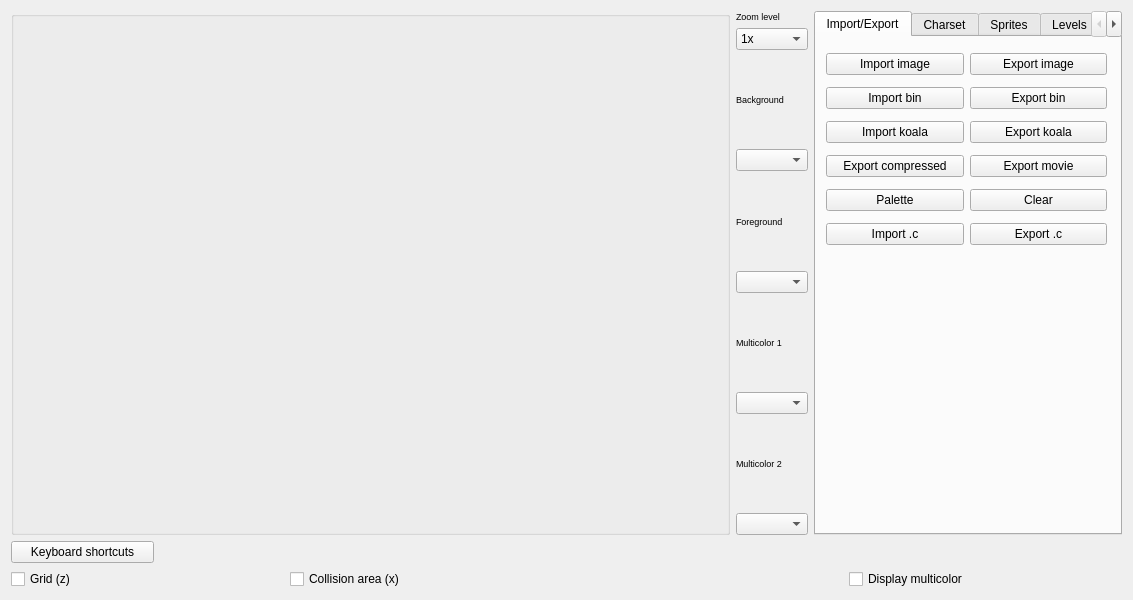
Old version of the form source/trsedocuments/formimageeditor.ui in the repository leuat/TRSE.
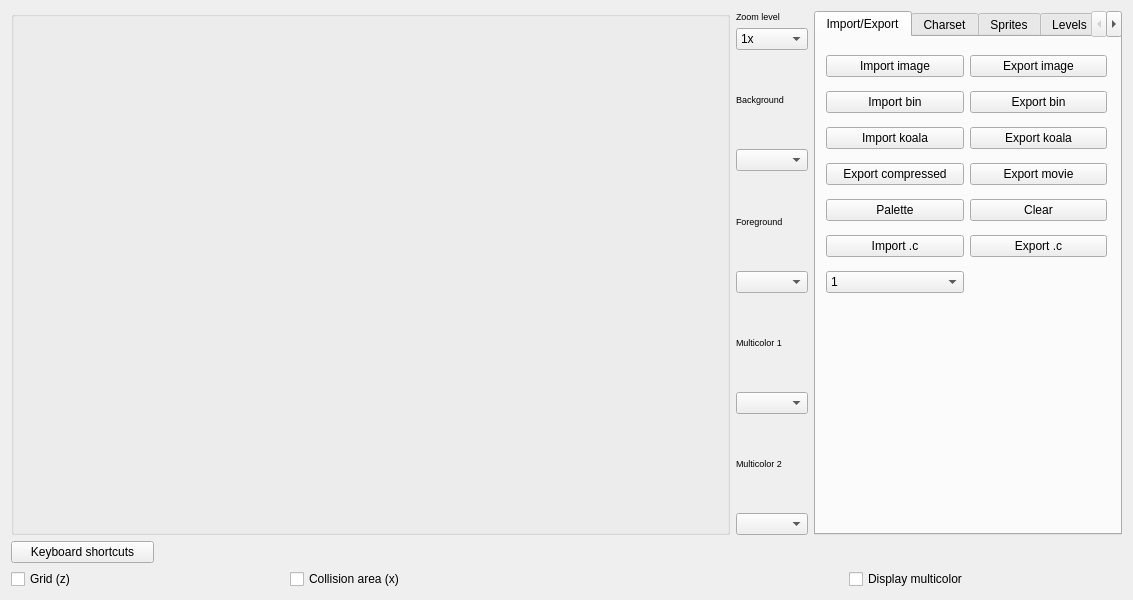
New version of the form. Custom widgets are drawn as their Qt base class.

What changed in the file:
```diff
--- a/source/trsedocuments/formimageeditor.ui
+++ b/source/trsedocuments/formimageeditor.ui
@@ -86,10 +86,24 @@
            <x>10</x>
            <y>10</y>
            <width>281</width>
-           <height>205</height>
+           <height>261</height>
           </rect>
          </property>
-         <layout class="QGridLayout" name="gridLayout_2" rowstretch="0,0,0,0,0,0,0,0" columnstretch="0,0">
+         <layout class="QGridLayout" name="gridLayout_2" rowstretch="0,0,0,0,0,0,0,0,0" columnstretch="0,0">
+          <item row="3" column="1">
+           <widget class="QPushButton" name="btnExportKoala">
+            <property name="text">
+             <string>Export koala</string>
+            </property>
+           </widget>
+          </item>
+          <item row="3" column="0">
+           <widget class="QPushButton" name="btnImportKoala">
+            <property name="text">
+             <string>Import koala</string>
+            </property>
+           </widget>
+          </item>
           <item row="0" column="1">
            <widget class="QPushButton" name="btnExportImage">
             <property name="toolTip">
@@ -100,6 +114,30 @@
             </property>
            </widget>
           </item>
+          <item row="2" column="0">
+           <widget class="QPushButton" name="btnImportBin">
+            <property name="toolTip">
+             <string>Import binary data (from CBM PRG studio etc). Plain C64 binary format.</string>
+            </property>
+            <property name="text">
+             <string>Import bin</string>
+            </property>
+           </widget>
+          </item>
+          <item row="7" column="1">
+           <widget class="QPushButton" name="btnExportC">
+            <property name="text">
+             <string>Export .c</string>
+            </property>
+           </widget>
+          </item>
+          <item row="5" column="0">
+           <widget class="QPushButton" name="btnExportCompressed">
+            <property name="text">
+             <string>Export compressed</string>
+            </property>
+           </widget>
+          </item>
           <item row="2" column="1">
            <widget class="QPushButton" name="btnExportBin">
             <property name="toolTip">
@@ -127,13 +165,13 @@
             </property>
            </widget>
           </item>
-          <item row="2" column="0">
-           <widget class="QPushButton" name="btnImportBin">
+          <item row="6" column="0">
+           <widget class="QPushButton" name="btnPalette">
             <property name="toolTip">
              <string>Import binary data (from CBM PRG studio etc). Plain C64 binary format.</string>
             </property>
             <property name="text">
-             <string>Import bin</string>
+             <string>Palette</string>
             </property>
            </widget>
           </item>
@@ -147,27 +185,6 @@
             </property>
            </widget>
           </item>
-          <item row="3" column="1">
-           <widget class="QPushButton" name="btnExportKoala">
-            <property name="text">
-             <string>Export koala</string>
-            </property>
-           </widget>
-          </item>
-          <item row="3" column="0">
-           <widget class="QPushButton" name="btnImportKoala">
-            <property name="text">
-             <string>Import koala</string>
-            </property>
-           </widget>
-          </item>
-          <item row="7" column="1">
-           <widget class="QPushButton" name="btnExportC">
-            <property name="text">
-             <string>Export .c</string>
-            </property>
-           </widget>
-          </item>
           <item row="7" column="0">
            <widget class="QPushButton" name="btnImportC">
             <property name="text">
@@ -175,21 +192,28 @@
             </property>
            </widget>
           </item>
-          <item row="5" column="0">
-           <widget class="QPushButton" name="btnExportCompressed">
-            <property name="text">
-             <string>Export compressed</string>
-            </property>
-           </widget>
-          </item>
-          <item row="6" column="0">
-           <widget class="QPushButton" name="btnPalette">
-            <property name="toolTip">
-             <string>Clear this image</string>
-            </property>
-            <property name="text">
-             <string>Palette</string>
-            </property>
+          <item row="8" column="0">
+           <widget class="QComboBox" name="cmbNesPalette">
+            <item>
+             <property name="text">
+              <string>1</string>
+             </property>
+            </item>
+            <item>
+             <property name="text">
+              <string>2</string>
+             </property>
+            </item>
+            <item>
+             <property name="text">
+              <string>3</string>
+             </property>
+            </item>
+            <item>
+             <property name="text">
+              <string>4</string>
+             </property>
+            </item>
            </widget>
           </item>
          </layout>
```
Left out of the diff: 3 changed lines with no effect on the pictures.
